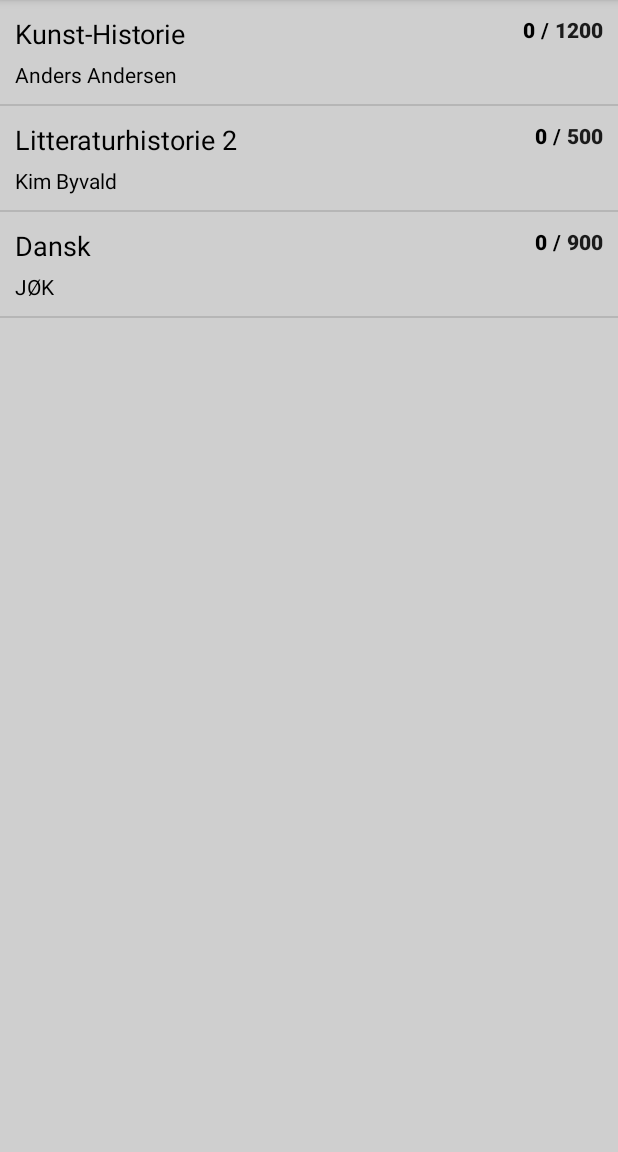
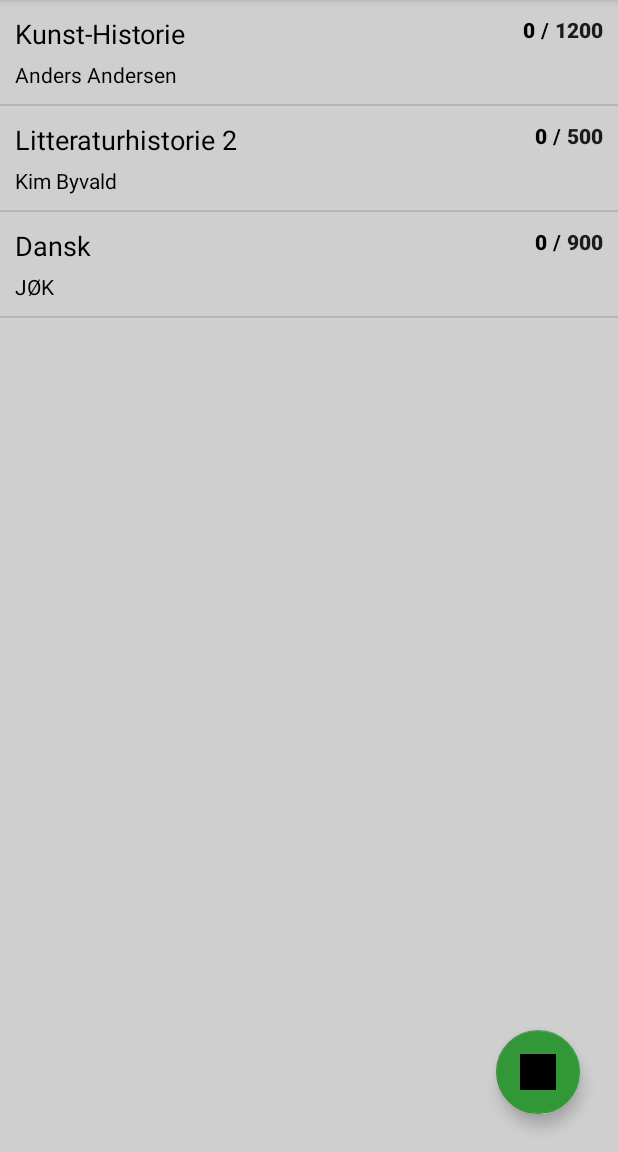
Before and after one commit to TheWombat13/PensumFirebaseFinal, an Android app: the Pensum_Fragment screen opened directly, with no data from a screen before it, on a phone screen of 412 x 824 dp, the part 84-1236 px from its top. Run offline under Robolectric (Android 15) with nearby library versions, the light colour scheme and no system bars.

Commit message:
FAB btns

```diff
--- a/app/src/main/java/com/example/jonathanlarsen/pensumfirebase/Pensum/Pensum_Fragment.java
+++ b/app/src/main/java/com/example/jonathanlarsen/pensumfirebase/Pensum/Pensum_Fragment.java
@@ -8,11 +8,14 @@ import android.view.ViewGroup;
 import android.widget.Toast;
 
 import com.example.jonathanlarsen.pensumfirebase.Adapter.PensumList_Adapter;
+import com.example.jonathanlarsen.pensumfirebase.Litterature.Litterature_Fragment;
 import com.example.jonathanlarsen.pensumfirebase.R;
 import com.example.jonathanlarsen.pensumfirebase.Storage_DataModels.InternalStorage;
+import com.google.android.material.floatingactionbutton.FloatingActionButton;
 
 import java.io.IOException;
 
+import androidx.appcompat.app.AppCompatActivity;
 import androidx.core.content.ContextCompat;
 import androidx.fragment.app.Fragment;
 import androidx.recyclerview.widget.DividerItemDecoration;
@@ -34,6 +37,7 @@ public class Pensum_Fragment extends Fragment {
     public static Context context;
     public static RecyclerView recyclerView;
     private PensumList_Adapter adapter;
+    private FloatingActionButton addPensumBtn;
 
     @Override
     public View onCreateView(LayoutInflater inflater, ViewGroup container,
@@ -45,6 +49,7 @@ public class Pensum_Fragment extends Fragment {
         context = getContext();
 
         recyclerView = view.findViewById(R.id.listview_pensum);
+        addPensumBtn = view.findViewById(R.id.addPensumBtn);
 
         recyclerView.setLayoutManager(new LinearLayoutManager(this.getActivity()));
         adapter = new PensumList_Adapter();
@@ -57,9 +62,22 @@ public class Pensum_Fragment extends Fragment {
         itemDecorator.setDrawable(ContextCompat.getDrawable(this.getActivity(), R.drawable.pensum_divider));
 
 
+        addPensumBtn.setOnClickListener(new View.OnClickListener() {
+            @Override
+            public void onClick(View view) {
+
+                AddPensum_Fragment nextFrag = new AddPensum_Fragment();
+
+                AppCompatActivity activity = (AppCompatActivity) view.getContext();
+                activity.getSupportFragmentManager().beginTransaction()
+                        .replace(R.id.MiddleContainer, nextFrag, "findThisFragment")
+                        .addToBackStack(null)
+                        .commit();
+            }
+        });
+
         return view;
     }
 
 
-
 }
--- a/app/src/main/res/layout/fragment_pensum_.xml
+++ b/app/src/main/res/layout/fragment_pensum_.xml
@@ -1,11 +1,36 @@
 <?xml version="1.0" encoding="utf-8"?>
 <LinearLayout xmlns:android="http://schemas.android.com/apk/res/android"
+    xmlns:app="http://schemas.android.com/apk/res-auto"
     android:layout_width="match_parent"
-    android:layout_height="match_parent">
+    android:layout_height="match_parent"
+    android:orientation="vertical">
 
-    <androidx.recyclerview.widget.RecyclerView
-        android:id="@+id/listview_pensum"
+
+    <androidx.coordinatorlayout.widget.CoordinatorLayout
         android:layout_width="match_parent"
-        android:layout_height="match_parent"
-        />
+        android:layout_height="match_parent">
+
+        <com.google.android.material.floatingactionbutton.FloatingActionButton
+            android:id="@+id/addPensumBtn"
+            android:layout_width="match_parent"
+            android:layout_height="wrap_content"
+            android:clickable="true"
+            app:backgroundTint="@color/colorPrimary"
+            app:layout_anchor="@+id/listview_pensum"
+            app:layout_anchorGravity="right|bottom"
+            app:srcCompat="@color/colorPrimary"
+            android:layout_margin="25dp"/>
+
+        <androidx.recyclerview.widget.RecyclerView
+            android:id="@+id/listview_pensum"
+            android:layout_width="match_parent"
+            android:layout_height="match_parent"
+            />
+
+
+    </androidx.coordinatorlayout.widget.CoordinatorLayout>
+
+
+
+
 </LinearLayout>
```
Also changed, not shown: app/src/main/java/com/example/jonathanlarsen/pensumfirebase/Litterature/Litterature_Fragment.java (+17 -0 lines), app/src/main/res/layout/fragment_litterature_.xml (+24 -4 lines).
